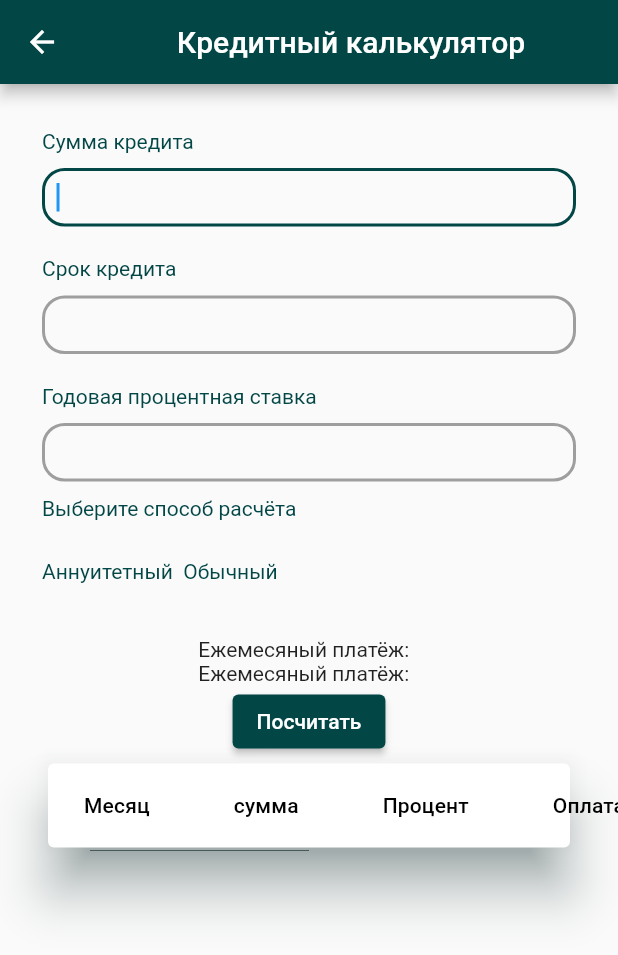
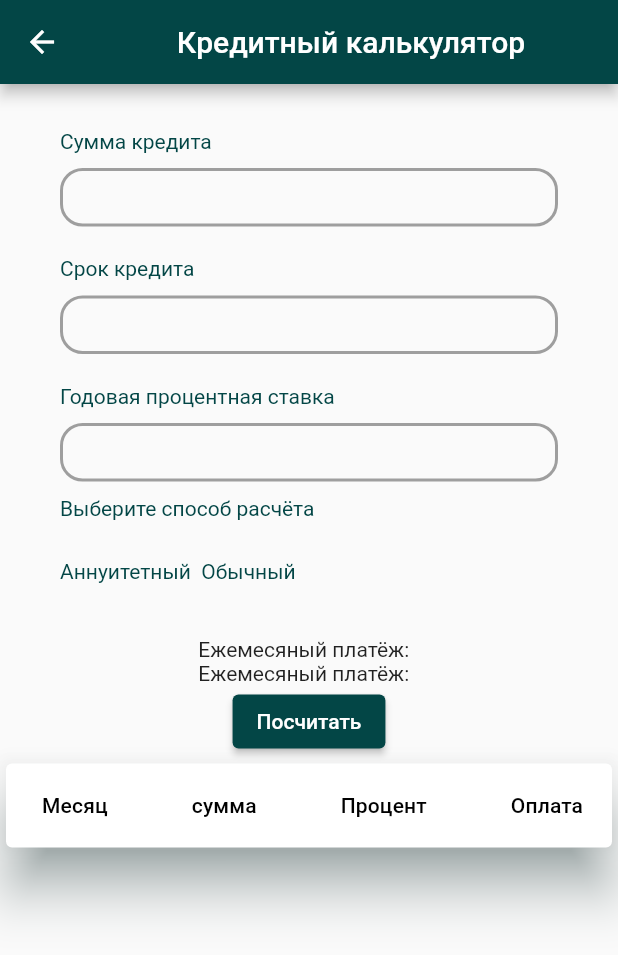
Before and after one commit to Ozod9999/-, a Flutter app: the CreditCalcRusWidget screen opened by its route, on a phone screen of 412 x 824 dp. Shown: the top 955 px of the screen. Run offline on Flutter 3.47's test engine with Material 2 defaults, Android fonts, the phone set to English and light mode, and no system bars.

Commit message:
no comment

```diff
--- a/lib/theme/calculate_window_decoration.dart
+++ b/lib/theme/calculate_window_decoration.dart
@@ -40,12 +40,12 @@ class _CalculateDecorationState extends State<CalculateDecoration> {
   @override
   Widget build(BuildContext context) {
     return Center(
-      child: Padding(
-        padding: const EdgeInsets.symmetric(horizontal: 20),
       child: SimpleCalcWidgetProvider(
         model: _model,
-          child: Padding(
-            padding: const EdgeInsets.symmetric(horizontal: 8),
+        child: Column(
+          children: [
+            Padding(
+              padding: const EdgeInsets.symmetric(horizontal: 40),
               child: Column(
                 crossAxisAlignment: CrossAxisAlignment.start,
                 mainAxisAlignment: MainAxisAlignment.start,
@@ -80,10 +80,11 @@ class _CalculateDecorationState extends State<CalculateDecoration> {
                   SizedBox(height: 10),
                   ToggleButtonWidget(),
                   SizedBox(height: 20),
-                ResultWidget(),
                 ],
               ),
             ),
+            const ResultWidget(),
+          ],
         ),
       ),
     );
--- a/lib/widget/window_calculate.dart
+++ b/lib/widget/window_calculate.dart
@@ -31,27 +31,12 @@ var textFildDecor = const InputDecoration(
   isCollapsed: true,
 );
 
-late FocusNode myFocusNode;
-
-@override
-  void initState() {
-    initState();
-    myFocusNode = FocusNode();
-  }
-
-  @override
-  void dispose() {
-    myFocusNode.dispose();
-    dispose();
-  }
-
 class SumKredWidget extends StatelessWidget {
   const SumKredWidget({Key? key}) : super(key: key);
 
   @override
   Widget build(BuildContext context) {
     return TextField(
-      autofocus: true,
       inputFormatters: [FilteringTextInputFormatter.digitsOnly],
       keyboardType: TextInputType.number,
       textInputAction: TextInputAction.next,
@@ -68,7 +53,6 @@ class PeriodWidget extends StatelessWidget {
   @override
   Widget build(BuildContext context) {
     return TextField(
-      autofocus: true,
       inputFormatters: [FilteringTextInputFormatter.digitsOnly],
       keyboardType: TextInputType.number,
       textInputAction: TextInputAction.next,
@@ -85,7 +69,6 @@ class ProcentWidget extends StatelessWidget {
   @override
   Widget build(BuildContext context) {
     return TextField(
-      autofocus: true,
       inputFormatters: [FilteringTextInputFormatter.digitsOnly],
       keyboardType: TextInputType.number,
       textInputAction: TextInputAction.next,
```
Lines whose indentation alone changed are shown as unchanged.
